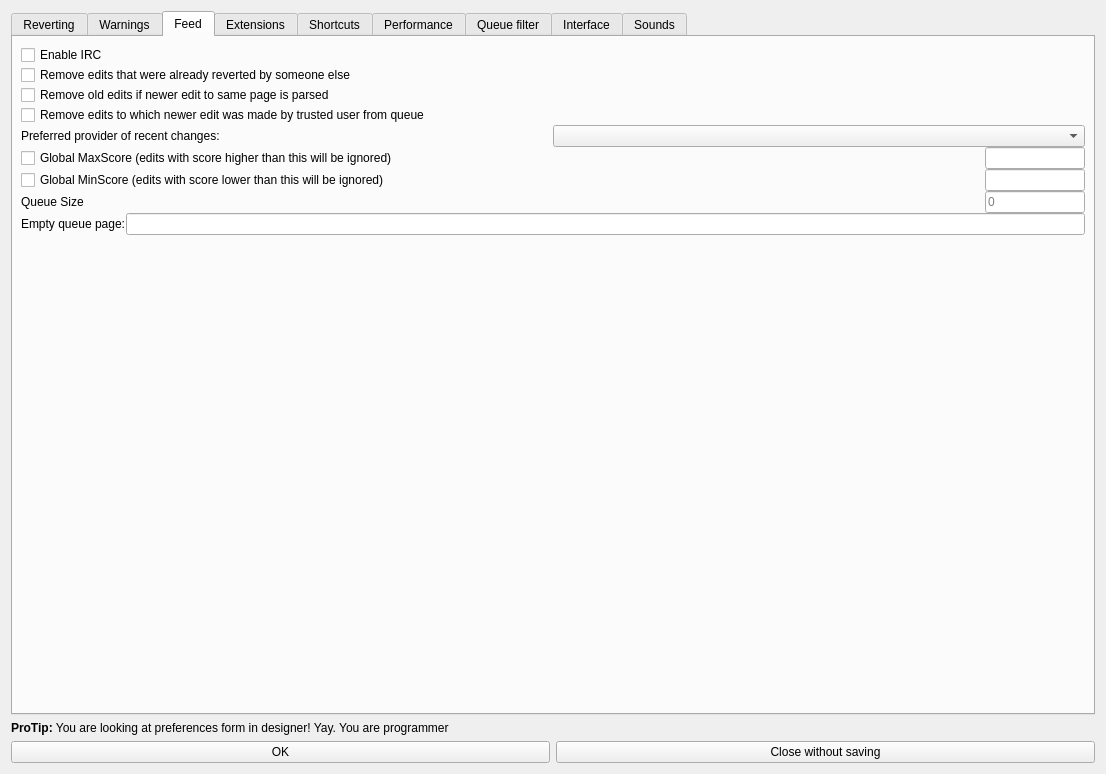
Before: the Qt Designer form huggle/preferences.ui in huggle/huggle3-qt-lx, drawn with Qt 5.
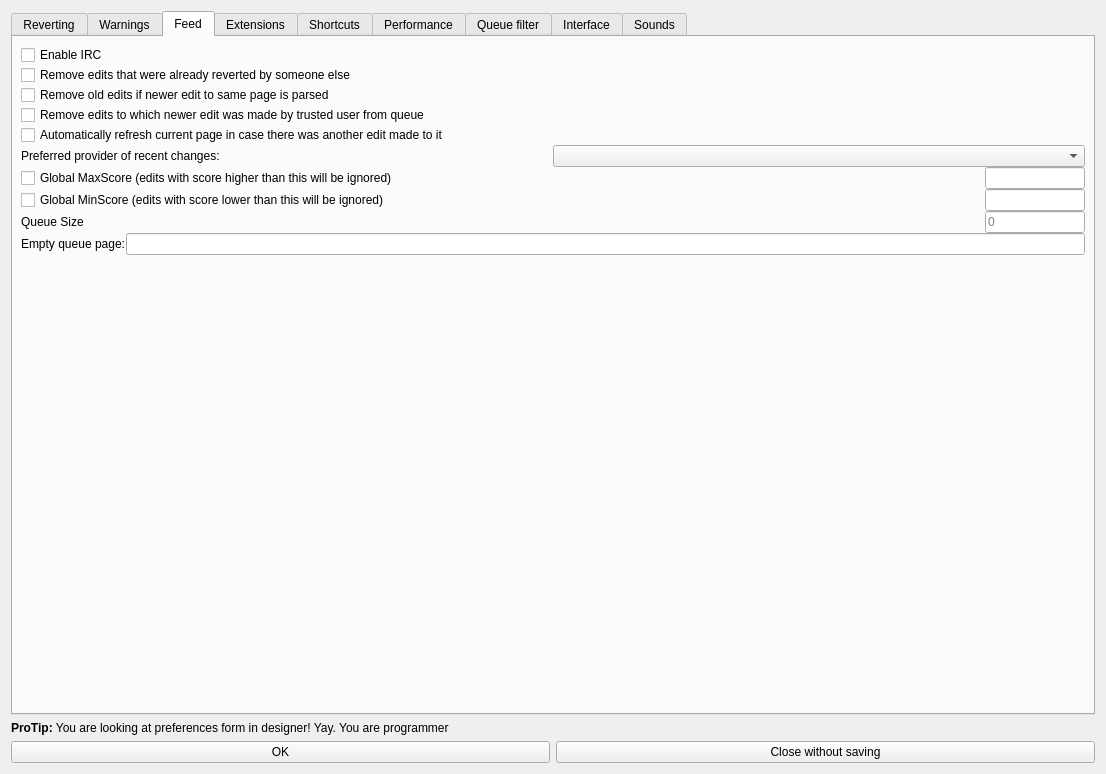
After: the same form once the commit is applied. The open tabs and pages were chosen to show the change. Icons and pictures are not drawn.

Commit message:
implemented auto-refresh
So that if we are looking on some edit and there was a new edit done to
that very page we are looking at, it automatically reloads to top
revision. This is exactly how it worked in Huggle 2x and we kinda forgot
to implement this. It's optional but enabled by default.

Diff of the .ui file:
```diff
--- a/huggle/preferences.ui
+++ b/huggle/preferences.ui
@@ -343,6 +343,13 @@
            </property>
           </widget>
          </item>
+         <item>
+          <widget class="QCheckBox" name="cb_AutoRefresh">
+           <property name="text">
+            <string>Automatically refresh current page in case there was another edit made to it</string>
+           </property>
+          </widget>
+         </item>
          <item>
           <layout class="QHBoxLayout" name="horizontalLayout_9">
            <item>
```
The commit also changes 7 other files.
